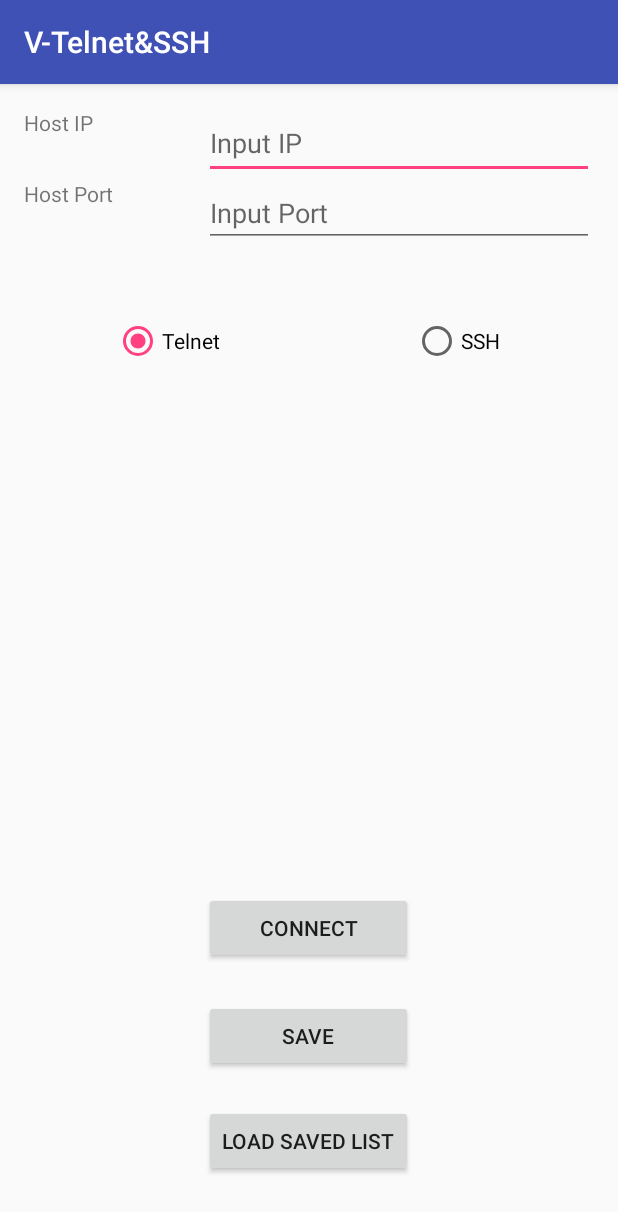
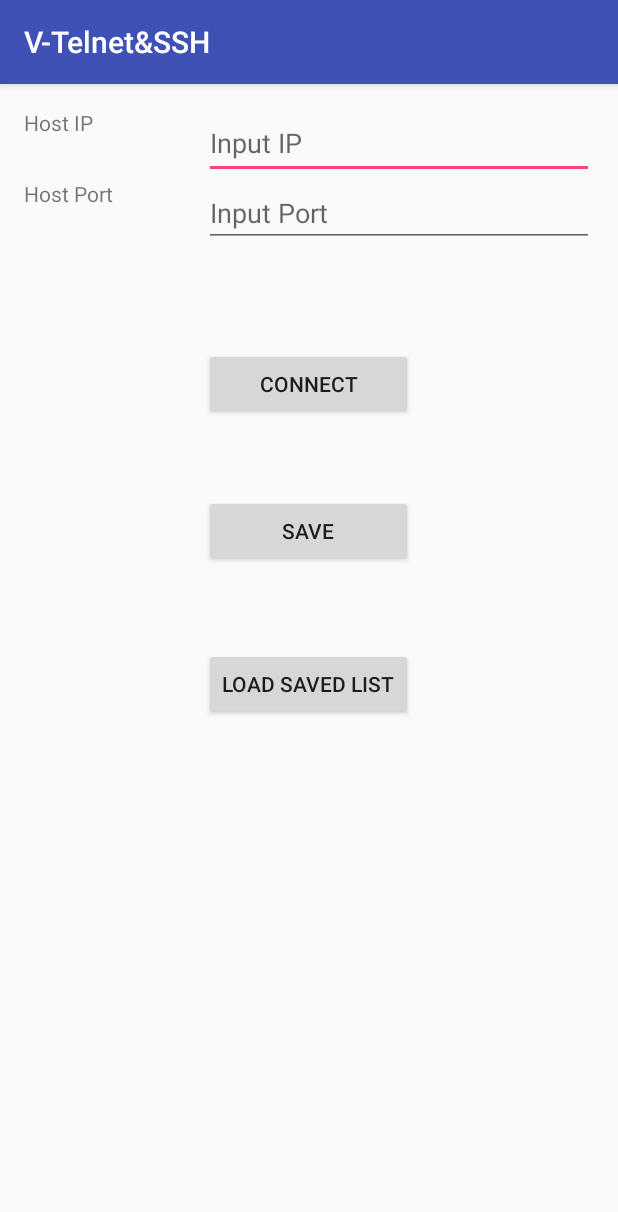
Before and after one commit to HengVichet/V-Telnet-SSH, an Android app: the screen it shows after launch (MainActivity), after a tap on "SAVE", on a phone screen of 412 x 824 dp. Shown: the top 1212 px of the screen. Run offline under Robolectric (Android 15) with nearby library versions, the phone set to English and light mode, and no system bars; libraries missing offline, so code that uses them is left out: com.readystatesoftware.sqliteasset; network calls fail; 1 statement that could not run was skipped.

Commit message:
Remove SSH

```diff
--- a/app/src/main/java/com/hengvichet/myapplication/MainActivity.java
+++ b/app/src/main/java/com/hengvichet/myapplication/MainActivity.java
@@ -14,21 +14,7 @@ public class MainActivity extends AppCompatActivity {
     public Button but_load_save, but_save,but_connect;
     public RadioButton rbut_telnet,rbut_shh;
     public void init(){
-        rbut_telnet = (RadioButton)findViewById(R.id.radioButTelnet);
-        rbut_shh = (RadioButton)findViewById(R.id.radioButSSH);
         but_connect=(Button)findViewById(R.id.but_connect);
-        rbut_telnet.setOnClickListener(new View.OnClickListener() {
-            @Override
-            public void onClick(View v) {
-                    rbut_shh.setChecked(false);
-            }
-        });
-        rbut_shh.setOnClickListener(new View.OnClickListener() {
-            @Override
-            public void onClick(View v) {
-                rbut_telnet.setChecked(false);
-            }
-        });
         but_connect.setOnClickListener(new View.OnClickListener() {
             @Override
             public void onClick(View v) {
@@ -36,14 +22,6 @@ public class MainActivity extends AppCompatActivity {
                 String TName = editTextName.getText().toString();
                 EditText editTextIP = (EditText) findViewById(R.id.textViewIP);
                 String TIP = editTextIP.getText().toString();
-                String Type;
-                RadioButton BTelnet = (RadioButton) findViewById(R.id.radioButTelnet);
-                boolean checktel = BTelnet.isChecked();
-                if (checktel)
-                    Type="Telnet";
-                else
-                    Type="SSH";
-
                 Intent intent = new Intent(getApplicationContext(), Telnet.class);
                 startActivity(intent);
             }
@@ -72,17 +50,8 @@ public class MainActivity extends AppCompatActivity {
         String TName = editTextName.getText().toString();
         EditText editTextIP = (EditText) findViewById(R.id.textViewIP);
         String TIP = editTextIP.getText().toString();
-        String Type;
-
-        RadioButton BTelnet = (RadioButton) findViewById(R.id.radioButTelnet);
-        boolean checktel = BTelnet.isChecked();
-        if (checktel)
-            Type="Telnet";
-        else
-            Type="SSH";
-
-        String[] data = {TName, TIP,Type};
-        myDatabase.getWritableDatabase().execSQL("INSERT INTO tb_telnet VALUES ( ?, ? ,?)", data);
+        String[] data = {TName, TIP};
+        myDatabase.getWritableDatabase().execSQL("INSERT INTO tb_telnet VALUES ( ?, ?)", data);
         Log.d("Database", "added cat record");
     }
 
--- a/app/src/main/java/com/hengvichet/myapplication/Name_List.java
+++ b/app/src/main/java/com/hengvichet/myapplication/Name_List.java
@@ -25,10 +25,4 @@ public class Name_List {
     public void setIp(String ip) {
         this.ip = ip;
     }
-    public String getType() {
-        return type;
-    }
-    public void setType(String type) {
-        this.type = type;
-    }
 }
--- a/app/src/main/java/com/hengvichet/myapplication/Name_List_Adapter.java
+++ b/app/src/main/java/com/hengvichet/myapplication/Name_List_Adapter.java
@@ -47,7 +47,6 @@ public class Name_List_Adapter extends RecyclerView.Adapter<Name_List_Adapter.Vi
             super(itemView);
             name = (TextView) itemView.findViewById(R.id.name);
             ip = (TextView) itemView.findViewById(R.id.ip);
-            type = (TextView) itemView.findViewById(R.id.type);
             loadButton = (Button) itemView.findViewById(R.id.loadButton);
             deleteButton = (Button) itemView.findViewById(R.id.deleteButton);
 
@@ -58,7 +57,6 @@ public class Name_List_Adapter extends RecyclerView.Adapter<Name_List_Adapter.Vi
                     cursor.moveToPosition(position);
                     String nametext = cursor.getString(0);
                     String iptext = cursor.getString(1);
-                    String typetext = cursor.getString(2);
                 }
             });
             deleteButton.setOnClickListener(new View.OnClickListener() {
@@ -99,10 +97,8 @@ public class Name_List_Adapter extends RecyclerView.Adapter<Name_List_Adapter.Vi
         cursor.moveToPosition(position);
         String nametext = cursor.getString(0);
         String iptext = "Port:"+ cursor.getString(1);
-        String typetext = " Type:"+ cursor.getString(2);
         holder.name.setText(nametext);
         holder.ip.setText(iptext);
-        holder.type.setText(typetext);
     }
 
     @Override
--- a/app/src/main/res/layout/activity_main.xml
+++ b/app/src/main/res/layout/activity_main.xml
@@ -24,32 +24,32 @@
         android:layout_height="wrap_content"
         android:text="Connect"
         android:id="@+id/but_connect"
-        android:layout_above="@+id/but_save"
-        android:layout_marginBottom="24dp"
-        android:layout_alignRight="@+id/but_load_save"
-        android:layout_alignEnd="@+id/but_load_save"
-        android:layout_alignLeft="@+id/but_save"
-        android:layout_alignStart="@+id/but_save" />
+        android:layout_marginTop="67dp"
+        android:layout_below="@+id/textViewIP"
+        android:layout_alignLeft="@+id/textViewIP"
+        android:layout_alignStart="@+id/textViewIP"
+        android:layout_alignRight="@+id/but_save"
+        android:layout_alignEnd="@+id/but_save" />
     <Button
         style="?android:attr/buttonStyleSmall"
         android:layout_width="wrap_content"
         android:layout_height="wrap_content"
         android:text="Save"
         android:id="@+id/but_save"
-        android:layout_above="@+id/but_load_save"
-        android:layout_marginBottom="22dp"
+        android:layout_below="@+id/but_connect"
+        android:layout_alignLeft="@+id/but_load_save"
+        android:layout_alignStart="@+id/but_load_save"
+        android:layout_marginTop="50dp"
         android:layout_alignRight="@+id/but_load_save"
-        android:layout_alignEnd="@+id/but_load_save"
-        android:layout_alignLeft="@+id/but_load_save"
-        android:layout_alignStart="@+id/but_load_save" />
+        android:layout_alignEnd="@+id/but_load_save" />
     <Button
         style="?android:attr/buttonStyleSmall"
         android:layout_width="wrap_content"
         android:layout_height="wrap_content"
         android:text="Load Saved List"
         android:id="@+id/but_load_save"
-        android:layout_marginBottom="23dp"
-        android:layout_alignParentBottom="true"
+        android:layout_marginTop="54dp"
+        android:layout_below="@+id/but_save"
         android:layout_centerHorizontal="true" />
 
 
@@ -64,27 +64,6 @@
         android:layout_alignParentStart="true"
         android:layout_marginTop="28dp"
         android:height="24dp" />
-
-    <RadioButton
-        android:layout_width="wrap_content"
-        android:layout_height="wrap_content"
-        android:text="Telnet"
-        android:id="@+id/radioButTelnet"
-        android:layout_marginTop="68dp"
-        android:checked="true"
-        android:layout_below="@+id/textView"
-        android:layout_toRightOf="@+id/textView"
-        android:layout_toEndOf="@+id/textView" />
-
-    <RadioButton
-        android:layout_width="wrap_content"
-        android:layout_height="wrap_content"
-        android:text="SSH"
-        android:id="@+id/radioButSSH"
-        android:checked="false"
-        android:layout_alignTop="@+id/radioButTelnet"
-        android:layout_toRightOf="@+id/but_connect"
-        android:layout_toEndOf="@+id/but_connect" />
 
     <EditText
         android:layout_width="wrap_content"
```
Also changed, not shown: app/src/main/java/com/hengvichet/myapplication/SaveList.java (+0 -11 lines), app/src/main/assets/databases/telnet.db.
